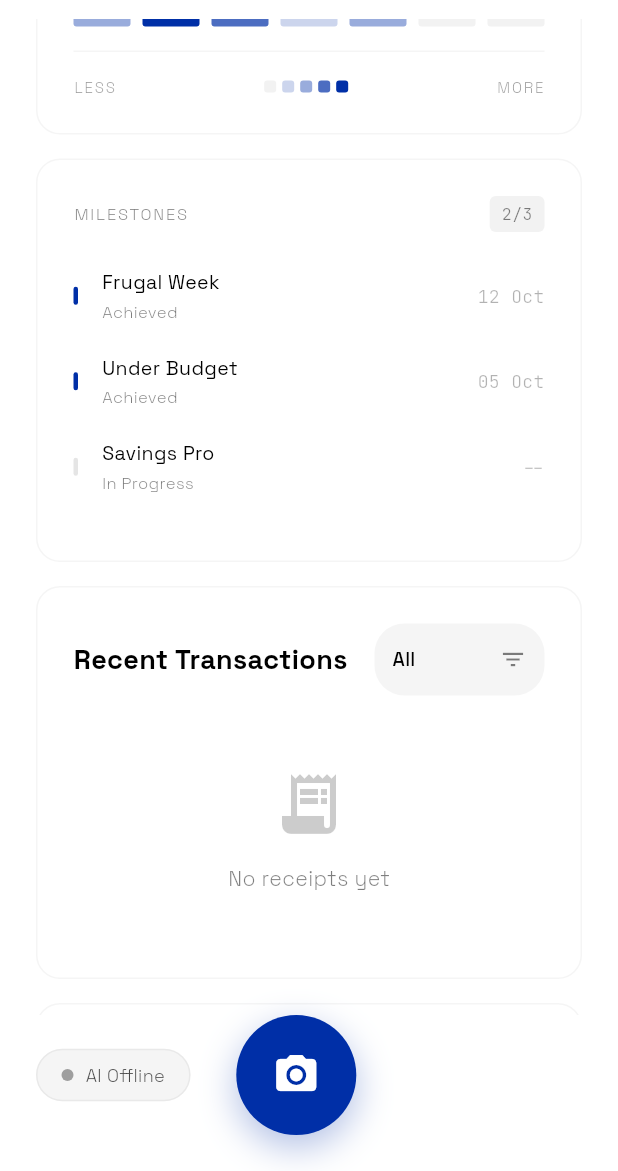
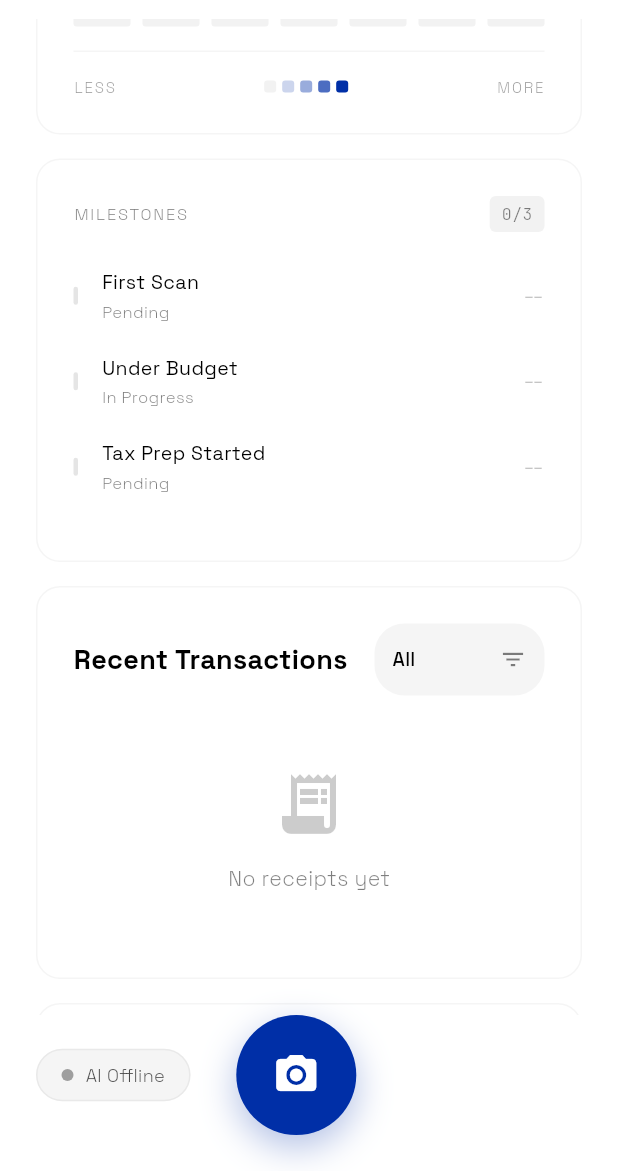
Before and after one commit to TheZen46/EconomyApp, a Flutter app: the HomePage screen opened by its route, scrolled down 1728 dp, on a phone screen of 412 x 824 dp, the part 65-1236 px from its top. Run offline on Flutter 3.47's test engine with Material 3 defaults, Android fonts, the phone set to English and light mode, and no system bars; drawn by our look-alikes of flutter_animate; our stand-ins replace connectivity_plus, csv, dartz, dio, equatable, file_picker and 14 more; missing offline and left inert: extension_google_sign_in_as_googleapis_auth, google_mlkit_text_recognition, googleapis, llama_cpp_dart; accounts and stored records are empty.

Commit message:
feat: finalize dashboard UI, update generated models, and fix backend sync/build configurations

```diff
--- a/lib/features/receipt_scanning/data/datasources/sync_service.dart
+++ b/lib/features/receipt_scanning/data/datasources/sync_service.dart
@@ -47,6 +47,7 @@ class SyncService {
   Future<void> scheduleUpload(String receiptId, String imagePath) async {
     // Avoid duplicates
     if (queueBox.values.any((item) => item.receiptId == receiptId)) {
+      processQueue();
       return;
     }
 
@@ -101,10 +102,7 @@ class SyncService {
       final receiptModel = receiptModels.firstWhere((r) => r.id == item.receiptId);
       final receipt = receiptModel.toEntity();
 
-      // 2. Check Image
-      if (!File(item.imagePath).existsSync()) {
-        throw Exception('Image file not found: ${item.imagePath}');
-      }
+      // 2. Check Image (handled gracefully by providers now)
 
       // 3. Upload to Configured Provider
       final useDrive = settingsBox.get('use_google_drive_storage', defaultValue: false);
--- a/lib/features/receipt_scanning/presentation/pages/home_page.dart
+++ b/lib/features/receipt_scanning/presentation/pages/home_page.dart
@@ -19,6 +19,8 @@ import '../../data/models/dashboard_config.dart';
 import '../../../settings/presentation/providers/llm_provider.dart';
 import '../../../settings/presentation/pages/settings_page.dart';
 import '../../../boxes/data/providers/boxes_provider.dart';
+import '../../../boxes/data/models/box_model.dart';
+import '../../../invoices/data/providers/invoices_provider.dart';
 import '../../../../core/theme/theme_notifier.dart';
 
 class HomePage extends ConsumerStatefulWidget {
@@ -164,10 +166,15 @@ class _HomePageState extends ConsumerState<HomePage> {
       return matchCat && matchSearch;
     }).toList();
 
-    // In Edit mode, show ReorderableListView with Hidden items section
+    // Inject Boxes widget if it's completely missing from config (as fallback)
+    final allItems = List<DashboardItem>.from(dashboardItems);
+    if (!allItems.any((i) => i.type == DashboardWidgetType.monthlyBudget)) {
+      allItems.insert(0, DashboardItem(id: 'boxes', type: DashboardWidgetType.monthlyBudget, title: 'Boxes', isVisible: true));
+    }
+
     if (_isEditMode) {
-      final visibleItems = dashboardItems.where((i) => i.isVisible).toList();
-      final hiddenItems = dashboardItems.where((i) => !i.isVisible).toList();
+      final visibleItems = allItems.where((i) => i.isVisible).toList();
+      final hiddenItems = allItems.where((i) => !i.isVisible).toList();
 
       return Column(
         children: [
@@ -219,12 +226,7 @@ class _HomePageState extends ConsumerState<HomePage> {
     }
 
     // Normal mode: Grid via Wrap
-    final visibleItems = dashboardItems.where((i) => i.isVisible).toList();
-
-    // Inject Boxes widget if it's completely missing from config (as fallback)
-    if (!dashboardItems.any((i) => i.type == DashboardWidgetType.monthlyBudget)) {
-      visibleItems.insert(0, DashboardItem(id: 'boxes', type: DashboardWidgetType.monthlyBudget, title: 'Boxes', isVisible: true));
-    }
+    final visibleItems = allItems.where((i) => i.isVisible).toList();
 
     return LayoutBuilder(
       builder: (context, constraints) {
@@ -401,7 +403,6 @@ class _HomePageState extends ConsumerState<HomePage> {
 
     final boxes = ref.watch(boxesProvider);
     double totalBalance = boxes.fold(0.0, (sum, b) => sum + (b.budget - b.spent));
-    if (totalBalance <= 0) totalBalance = 15000.0; // Mock fallback
 
     final runwayMonths = monthlyBurn > 0 ? (totalBalance / monthlyBurn) : 0.0;
     final fgCol = isDark ? Colors.white : Colors.black;
@@ -420,7 +421,7 @@ class _HomePageState extends ConsumerState<HomePage> {
           curve: Curves.easeOut,
           builder: (context, val, child) {
             return Text(
-              val > 99 ? '∞' : val.toStringAsFixed(1),
+              monthlyBurn <= 0 ? '--' : val.toStringAsFixed(1),
               style: GoogleFonts.jetBrainsMono(fontSize: 48, fontWeight: FontWeight.bold, color: fgCol),
             );
           },
@@ -466,11 +467,23 @@ class _HomePageState extends ConsumerState<HomePage> {
     final muted = fgCol.withOpacity(0.5);
     final accent = const Color(0xFF002FA7);
 
-    // Figma data:
-    final data = [8500.0, 12200.0, 9800.0, 15400.0, 11200.0, 14500.0, 16800.0, 13200.0, 18500.0, 15900.0, 19200.0, 14800.0];
-    final months = ['Jan', 'Feb', 'Mar', 'Apr', 'May', 'Jun', 'Jul', 'Aug', 'Sep', 'Oct', 'Nov', 'Dec'];
+    // Real data: trailing 12 months
+    final now = DateTime.now();
+    final List<double> data = List.filled(12, 0.0);
+    final List<String> months = List.filled(12, '');
+
+    for (int i = 0; i < 12; i++) {
+      final targetDate = DateTime(now.year, now.month - 11 + i);
+      final monthReceipts = receipts.where((r) => r.date.year == targetDate.year && r.date.month == targetDate.month);
+      data[i] = monthReceipts.fold(0.0, (sum, r) => sum + r.totalAmount);
+      months[i] = DateFormat('MMM').format(targetDate);
+    }
 
     final spots = data.asMap().entries.map((e) => FlSpot(e.key.toDouble(), e.value)).toList();
+    final average = data.isNotEmpty ? (data.reduce((a, b) => a + b) / 12) : 0.0;
+    final peak = data.isNotEmpty ? data.reduce((a, b) => a > b ? a : b) : 0.0;
+    final maxY = peak == 0 ? 1000.0 : peak * 1.2;
+    final yInterval = maxY / 5 > 0 ? maxY / 5 : 1000.0;
 
     return Column(
       crossAxisAlignment: CrossAxisAlignment.start,
@@ -492,7 +505,7 @@ class _HomePageState extends ConsumerState<HomePage> {
                   crossAxisAlignment: CrossAxisAlignment.end,
                   children: [
                     Text('Average', style: GoogleFonts.spaceGrotesk(fontSize: 11, color: muted)),
-                    Text('\$14,167', style: GoogleFonts.jetBrainsMono(fontSize: 15, color: fgCol)),
+                    Text('\$${average.toStringAsFixed(0)}', style: GoogleFonts.jetBrainsMono(fontSize: 15, color: fgCol)),
                   ],
                 ),
                 const SizedBox(width: 24),
@@ -500,7 +513,7 @@ class _HomePageState extends ConsumerState<HomePage> {
                   crossAxisAlignment: CrossAxisAlignment.end,
                   children: [
                     Text('Peak', style: GoogleFonts.spaceGrotesk(fontSize: 11, color: muted)),
-                    Text('\$19,200', style: GoogleFonts.jetBrainsMono(fontSize: 15, color: fgCol)),
+                    Text('\$${peak.toStringAsFixed(0)}', style: GoogleFonts.jetBrainsMono(fontSize: 15, color: fgCol)),
                   ],
                 ),
               ].animate(interval: 100.ms).fadeIn().slideY(begin: 0.1),
@@ -536,11 +549,12 @@ class _HomePageState extends ConsumerState<HomePage> {
                 leftTitles: AxisTitles(
                   sideTitles: SideTitles(
                     showTitles: true,
-                    interval: 5000,
+                    interval: yInterval,
                     reservedSize: 40,
                     getTitlesWidget: (value, meta) {
                       if (value == 0) return const SizedBox();
-                      return Text('\$${(value/1000).toInt()}k', style: GoogleFonts.jetBrainsMono(color: muted, fontSize: 11));
+                      if (value >= 1000) return Text('\$${(value/1000).toStringAsFixed(0)}k', style: GoogleFonts.jetBrainsMono(color: muted, fontSize: 11));
+                      return Text('\$${value.toStringAsFixed(0)}', style: GoogleFonts.jetBrainsMono(color: muted, fontSize: 11));
                     },
                   ),
                 ),
@@ -549,7 +563,7 @@ class _HomePageState extends ConsumerState<HomePage> {
               minX: 0,
               maxX: 11,
               minY: 0,
-              maxY: 20000,
+              maxY: maxY,
               lineBarsData: [
                 LineChartBarData(
                   spots: spots,
@@ -622,7 +636,7 @@ class _HomePageState extends ConsumerState<HomePage> {
     if (activeId == 'main') {
       spent = receipts.fold(0.0, (sum, r) => sum + r.totalAmount);
     } else {
-      final box = boxes.firstWhere((b) => b.id == activeId, orElse: () => boxes.first);
+      final box = boxes.firstWhere((b) => b.id == activeId, orElse: () => boxes.isNotEmpty ? boxes.first : BoxModel(id: 'main', name: 'Main', budget: 0, spent: 0, currency: 'USD', color: 0));
       boxName = box.name;
       spent = box.spent;
       budget = box.budget;
@@ -670,13 +684,18 @@ class _HomePageState extends ConsumerState<HomePage> {
     final muted = fgCol.withOpacity(0.5);
     final accent = const Color(0xFF002FA7);
 
-    // Figma densityData
-    final densityData = [
-      0, 1, 0, 2, 0, 0, 0,
-      1, 3, 2, 4, 1, 0, 0,
-      0, 2, 1, 0, 0, 1, 0,
-      2, 4, 3, 1, 2, 0, 0
-    ];
+    // Calculate trailing 28 days
+    final now = DateTime.now();
+    final densityData = List.filled(28, 0);
+    for (int i = 0; i < 28; i++) {
+      final targetDate = now.subtract(Duration(days: 27 - i));
+      final count = receipts.where((r) => r.date.year == targetDate.year && r.date.month == targetDate.month && r.date.day == targetDate.day).length;
+      if (count == 0) densityData[i] = 0;
+      else if (count <= 1) densityData[i] = 1;
+      else if (count <= 3) densityData[i] = 2;
+      else if (count <= 5) densityData[i] = 3;
+      else densityData[i] = 4;
+    }
 
     Color getIntensityColor(int level) {
       switch(level) {
@@ -701,7 +720,7 @@ class _HomePageState extends ConsumerState<HomePage> {
                 Icon(Icons.info_outline, size: 12, color: muted.withOpacity(0.5)),
               ],
             ),
-            Text('OCT', style: GoogleFonts.jetBrainsMono(fontSize: 11, color: muted)),
+            Text('28 DAYS', style: GoogleFonts.jetBrainsMono(fontSize: 11, color: muted)),
           ],
         ),
         const SizedBox(height: 24),
@@ -722,7 +741,7 @@ class _HomePageState extends ConsumerState<HomePage> {
             }
             final level = densityData[i - 7];
             return Tooltip(
-              message: 'Oct ${i - 6}: ${['0', '2', '5', '12', '24'][level]}',
+              message: 'Day ${i - 6}: ${['0', '2', '5', '12', '24'][level]}',
               textStyle: GoogleFonts.spaceGrotesk(fontSize: 10, color: isDark ? Colors.black : Colors.white, fontWeight: FontWeight.bold),
               decoration: BoxDecoration(color: isDark ? Colors.white : Colors.black, borderRadius: BorderRadius.circular(8)),
               verticalOffset: 16,
@@ -770,11 +789,25 @@ class _HomePageState extends ConsumerState<HomePage> {
     final muted = fgCol.withOpacity(0.5);
     final accent = const Color(0xFF002FA7);
 
+    final now = DateTime.now();
+    final monthlyBurn = receipts.where((r) => r.date.year == now.year && r.date.month == now.month).fold(0.0, (sum, r) => sum + r.totalAmount);
+    final boxes = ref.watch(boxesProvider);
+    final activeId = ref.watch(activeBoxIdProvider);
+    final activeBox = activeId == 'main' || boxes.isEmpty ? (boxes.isNotEmpty ? boxes.first : BoxModel(id: 'main', name: 'Main', budget: 0, spent: 0, currency: 'USD', color: 0)) : boxes.firstWhere((b) => b.id == activeId, orElse: () => boxes.isNotEmpty ? boxes.first : BoxModel(id: 'main', name: 'Main', budget: 0, spent: 0, currency: 'USD', color: 0));
+
+    final ytdTotal = receipts.fold(0.0, (sum, r) => sum + r.totalAmount);
+    final stashed = ytdTotal * 0.22;
+
+    final hasReceipts = receipts.isNotEmpty;
+    final isUnderBudget = (monthlyBurn < activeBox.budget) && (activeBox.budget > 0);
+    final hasStash = stashed > 0;
+
     final achievements = [
-      {'title': 'Frugal Week', 'status': 'Achieved', 'date': '12 Oct', 'active': true},
-      {'title': 'Under Budget', 'status': 'Achieved', 'date': '05 Oct', 'active': true},
-      {'title': 'Savings Pro', 'status': 'In Progress', 'date': '--', 'active': false},
+      {'title': 'First Scan', 'status': hasReceipts ? 'Achieved' : 'Pending', 'date': hasReceipts ? DateFormat('dd MMM').format(receipts.last.date) : '--', 'active': hasReceipts},
+      {'title': 'Under Budget', 'status': isUnderBudget ? 'Achieved' : 'In Progress', 'date': isUnderBudget ? DateFormat('MMM yyyy').format(now) : '--', 'active': isUnderBudget},
+      {'title': 'Tax Prep Started', 'status': hasStash ? 'Achieved' : 'Pending', 'date': hasStash ? DateFormat('dd MMM').format(now) : '--', 'active': hasStash},
     ];
+    final achievedCount = achievements.where((a) => a['active'] == true).length;
 
     return Column(
       crossAxisAlignment: CrossAxisAlignment.start,
@@ -789,7 +822,7 @@ class _HomePageState extends ConsumerState<HomePage> {
                 color: isDark ? Colors.white.withOpacity(0.05) : Colors.black.withOpacity(0.05),
                 borderRadius: BorderRadius.circular(4),
               ),
-              child: Text('2/3', style: GoogleFonts.jetBrainsMono(fontSize: 11, color: muted)),
+              child: Text('$achievedCount/3', style: GoogleFonts.jetBrainsMono(fontSize: 11, color: muted)),
             ),
           ],
         ),
@@ -833,6 +866,20 @@ class _HomePageState extends ConsumerState<HomePage> {
     final muted = fgCol.withOpacity(0.5);
     final accent = const Color(0xFF002FA7);
 
+    // Calculate Needs vs Wants
+    final needsTotal = receipts.fold(0.0, (sum, r) => sum + r.essentialTotal);
+    final wantsTotal = receipts.fold(0.0, (sum, r) => sum + (r.totalAmount - r.essentialTotal));
+    final total = needsTotal + wantsTotal;
+
+    final needsPercent = total > 0 ? (needsTotal / total * 100).round() : 0;
+    final wantsPercent = total > 0 ? (wantsTotal / total * 100).round() : 0;
+
+    final needsFlex = total > 0 ? (needsTotal / total * 100).round() : 50;
+    final wantsFlex = total > 0 ? (wantsTotal / total * 100).round() : 50;
+
+    final int safeNeedsFlex = needsFlex > 0 ? needsFlex : 1;
+    final int safeWantsFlex = wantsFlex > 0 ? wantsFlex : 1;
+
     return InteractiveHover(
       onTap: () => setState(() => _showNeedsAmounts = !_showNeedsAmounts),
       child: Column(
@@ -844,9 +891,9 @@ class _HomePageState extends ConsumerState<HomePage> {
             borderRadius: BorderRadius.circular(100),
             child: Row(
               children: [
-                Expanded(flex: 65, child: Container(height: 16, color: accent)),
-                const SizedBox(width: 8),
-                Expanded(flex: 35, child: Container(height: 16, color: isDark ? Colors.white.withOpacity(0.2) : Colors.black.withOpacity(0.2))),
+                if (needsFlex > 0) Expanded(flex: safeNeedsFlex, child: Container(height: 16, color: accent)),
+                if (needsFlex > 0 && wantsFlex > 0) const SizedBox(width: 8),
+                if (wantsFlex > 0) Expanded(flex: safeWantsFlex, child: Container(height: 16, color: isDark ? Colors.white.withOpacity(0.2) : Colors.black.withOpacity(0.2))),
               ],
             ),
           ),
@@ -857,15 +904,15 @@ class _HomePageState extends ConsumerState<HomePage> {
               firstChild: Row(
                 mainAxisAlignment: MainAxisAlignment.spaceBetween,
                 children: [
-                  Text('Needs: 65%', style: GoogleFonts.spaceGrotesk(fontSize: 12, color: fgCol.withOpacity(0.6))),
-                  Text('Wants: 35%', style: GoogleFonts.spaceGrotesk(fontSize: 12, color: fgCol.withOpacity(0.4))),
+                  Text('Needs: $needsPercent%', style: GoogleFonts.spaceGrotesk(fontSize: 12, color: fgCol.withOpacity(0.6))),
+                  Text('Wants: $wantsPercent%', style: GoogleFonts.spaceGrotesk(fontSize: 12, color: fgCol.withOpacity(0.4))),
                 ],
               ),
               secondChild: Row(
                 mainAxisAlignment: MainAxisAlignment.spaceBetween,
                 children: [
-                  Text('\$4,550', style: GoogleFonts.jetBrainsMono(fontSize: 12, color: fgCol.withOpacity(0.8))),
-                  Text('\$2,450', style: GoogleFonts.jetBrainsMono(fontSize: 12, color: fgCol.withOpacity(0.8))),
+                  Text('\$${needsTotal.toStringAsFixed(0)}', style: GoogleFonts.jetBrainsMono(fontSize: 12, color: fgCol.withOpacity(0.8))),
+                  Text('\$${wantsTotal.toStringAsFixed(0)}', style: GoogleFonts.jetBrainsMono(fontSize: 12, color: fgCol.withOpacity(0.8))),
                 ],
               ),
               crossFadeState: _showNeedsAmounts ? CrossFadeState.showSecond : CrossFadeState.showFirst,
@@ -1099,18 +1146,13 @@ class _HomePageState extends ConsumerState<HomePage> {
     final border = isDark ? Colors.white.withAlpha(15) : Colors.black.withAlpha(10);
     final accent = const Color(0xFF002FA7);
 
-    final invoices = [
-      {'client': 'Acme Corporation', 'amount': 8500.00, 'status': 'Settled', 'inv': 'INV-2026-041', 'date': 'Apr 15'},
-      {'client': 'Stellar Design Co.', 'amount': 6200.00, 'status': 'Sent', 'inv': 'INV-2026-042', 'date': 'Apr 18'},
-      {'client': 'Moonlight Studios', 'amount': 12400.00, 'status': 'Sent', 'inv': 'INV-2026-040', 'date': 'Apr 12'},
-      {'client': 'Horizon Ventures', 'amount': 4800.00, 'status': 'Draft', 'inv': 'INV-2026-043', 'date': 'Apr 20'},
-    ];
+    final invoices = ref.watch(invoicesProvider).take(4).toList();
 
     Color statusColor(String s) {
-      switch (s) {
-        case 'Settled': return isDark ? Colors.white70 : Colors.black87;
-        case 'Sent': return accent;
-        case 'Overdue': return const Color(0xFFD4183D);
+      switch (s.toLowerCase()) {
+        case 'settled': return isDark ? Colors.white70 : Colors.black87;
+        case 'sent': return accent;
+        case 'overdue': return const Color(0xFFD4183D);
         default: return muted;
       }
     }
@@ -1139,22 +1181,36 @@ class _HomePageState extends ConsumerState<HomePage> {
           ],
         ),
         const SizedBox(height: 16),
+        if (invoices.isEmpty)
+          Padding(
+            padding: const EdgeInsets.symmetric(vertical: 24),
+            child: Center(
+              child: Text('No active invoices', style: GoogleFonts.spaceGrotesk(color: muted)),
+            ),
+          )
+        else
           ...invoices.map((inv) {
-          final status = inv['status'] as String;
-          final amount = inv['amount'] as double;
+            final statusStr = inv.status;
+            final status = statusStr.substring(0, 1).toUpperCase() + statusStr.substring(1);
+            final amount = inv.amount;
             return Column(
               children: [
                 Padding(
                   padding: const EdgeInsets.symmetric(vertical: 12),
                   child: Row(
                     children: [
+                      Container(
+                        width: 3, height: 16,
+                        decoration: BoxDecoration(color: statusColor(status), borderRadius: BorderRadius.circular(2)),
+                      ),
+                      const SizedBox(width: 12),
                       Expanded(
                         child: Column(
                           crossAxisAlignment: CrossAxisAlignment.start,
                           children: [
                             Row(children: [
                               Expanded(
-                              child: Text(inv['client'] as String,
+                                child: Text(inv.clientName,
                                     style: GoogleFonts.spaceGrotesk(
                                         fontSize: 13, color: fgCol,
                                         fontWeight: FontWeight.w400)),
@@ -1175,7 +1231,7 @@ class _HomePageState extends ConsumerState<HomePage> {
                             ]),
                             const SizedBox(height: 4),
                             Row(children: [
-                            Text(inv['inv'] as String,
+                              Text(inv.invoiceNumber,
                                   style: GoogleFonts.jetBrainsMono(
                                       fontSize: 11, color: muted)),
                               Container(
@@ -1184,7 +1240,7 @@ class _HomePageState extends ConsumerState<HomePage> {
                                 decoration: BoxDecoration(
                                     shape: BoxShape.circle, color: muted),
                               ),
-                            Text(inv['date'] as String,
+                              Text(DateFormat('MMM dd').format(inv.issuedDate),
                                   style: GoogleFonts.spaceGrotesk(
                                       fontSize: 11, color: muted)),
                             ]),
--- /dev/null
+++ b/test_hive.dart
@@ -0,0 +1,5 @@
+
+import 'package:flutter/material.dart';
+void main() {
+  print('test');
+}
--- /dev/null
+++ b/test_type.dart
@@ -0,0 +1,4 @@
+import 'dart:convert';
+void main() {
+  print(utf8.encode('{}').runtimeType);
+}
```
Also changed, not shown: lib/features/receipt_scanning/data/datasources/supabase_data_source.dart (+22 -15 lines), lib/features/receipt_scanning/presentation/pages/review_page.dart (+27 -4 lines), test_supabase.dart (added, +22 -0 lines), lib/features/boxes/data/models/box_model.g.dart, lib/features/invoices/data/models/invoice_model.g.dart, lib/features/receipt_scanning/data/models/receipt_model.g.dart, pubspec.lock, 2 other files. Lines whose indentation alone changed are shown as unchanged.
